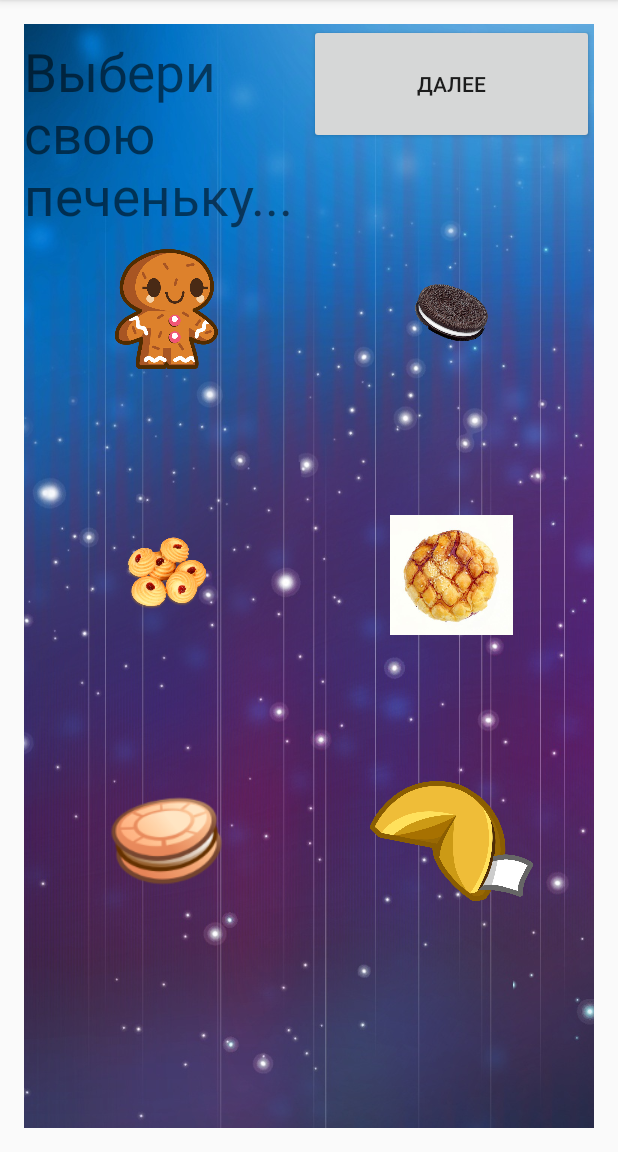
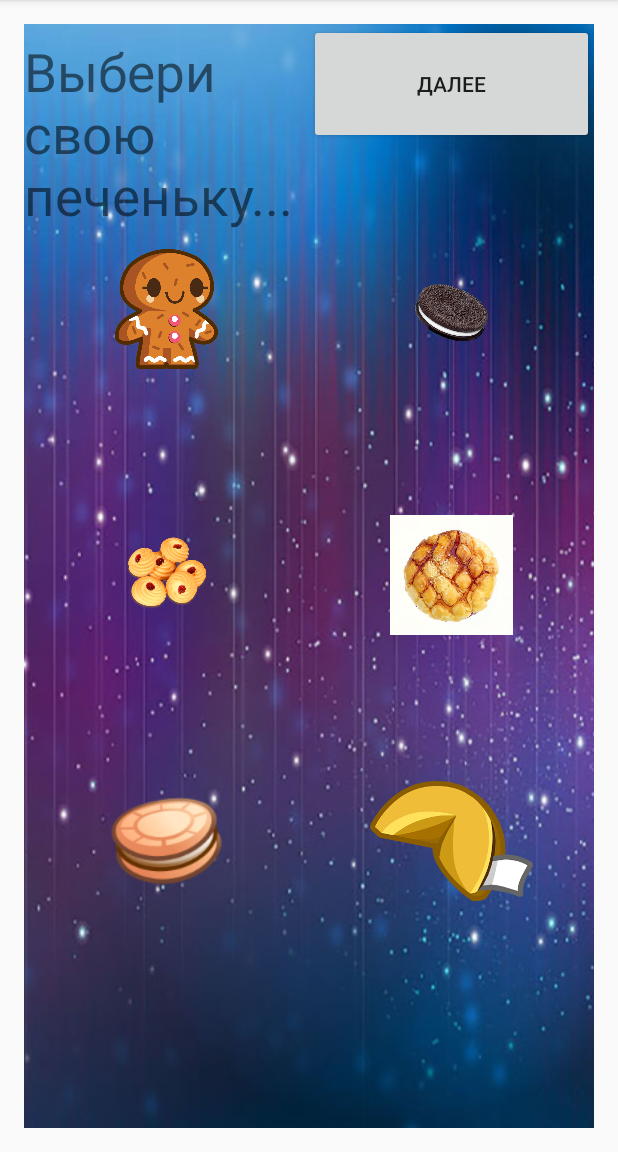
Before and after one commit to AppCampSiberia/FortuneCookies, an Android app: the CookieActivity screen opened directly, with no data from a screen before it, on a phone screen of 412 x 824 dp, the part 84-1236 px from its top. Run offline under Robolectric (Android 15) with nearby library versions, the phone set to English and light mode, and no system bars.

Commit message:
обьединение всех экранов. добавили фон

```diff
--- a/app/src/main/res/layout/activity_cookie.xml
+++ b/app/src/main/res/layout/activity_cookie.xml
@@ -14,7 +14,7 @@
         android:layout_height="match_parent"
         android:id="@+id/imageView9"
         android:src="@drawable/ghbdtn"
-        android:scaleType="matrix" />
+        android:scaleType="centerCrop" />
 
     <LinearLayout
         android:orientation="vertical"
```
Also changed, not shown: app/src/main/res/drawable-xhdpi/fortunecookie1092374.png, app/src/main/res/drawable-xhdpi/ghbdtn.jpg, app/src/main/res/drawable-xhdpi/pechen.png (deleted).
